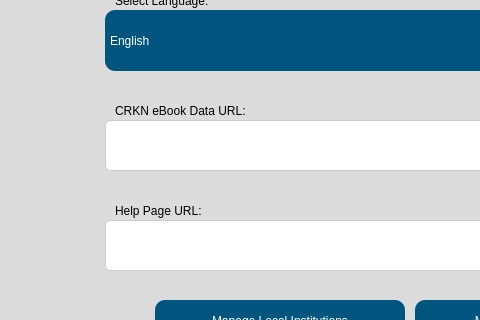
Before: the Qt Designer form src/user_interface/english_settingsPage.ui in eppenney/eBook-Perpetual-Access-Rights-Tracker, drawn with Qt 5; both pictures show x 185 to 665 and y 340 to 660 of the 1185 by 787 pixel window.
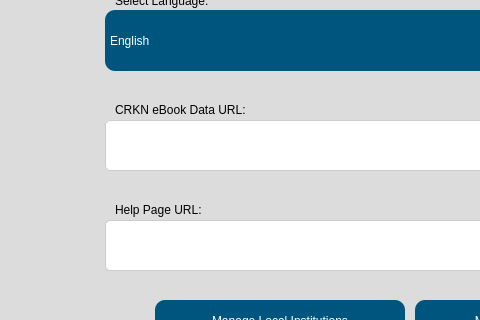
After: the same form once the commit is applied. Icons and pictures are not drawn.

Commit message: Little adjustments - fixed cut off eBook URL label

The edit to the form file:
```diff
--- a/src/user_interface/english_settingsPage.ui
+++ b/src/user_interface/english_settingsPage.ui
@@ -308,8 +308,8 @@
      <rect>
       <x>310</x>
       <y>430</y>
-      <width>151</width>
-      <height>41</height>
+      <width>250</width>
+      <height>40</height>
      </rect>
     </property>
     <property name="styleSheet">
@@ -324,8 +324,8 @@
      <rect>
       <x>310</x>
       <y>530</y>
-      <width>151</width>
-      <height>41</height>
+      <width>150</width>
+      <height>40</height>
      </rect>
     </property>
     <property name="styleSheet">
```
